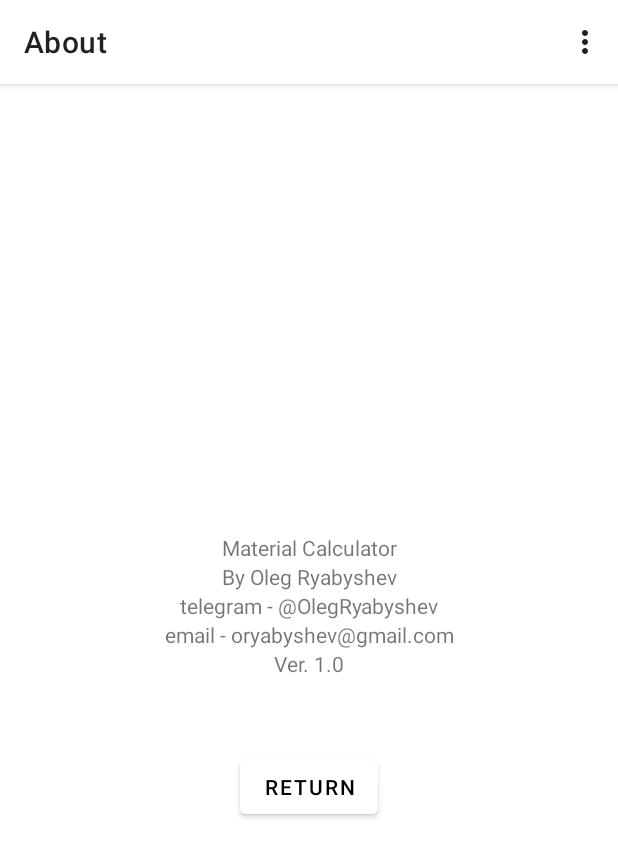
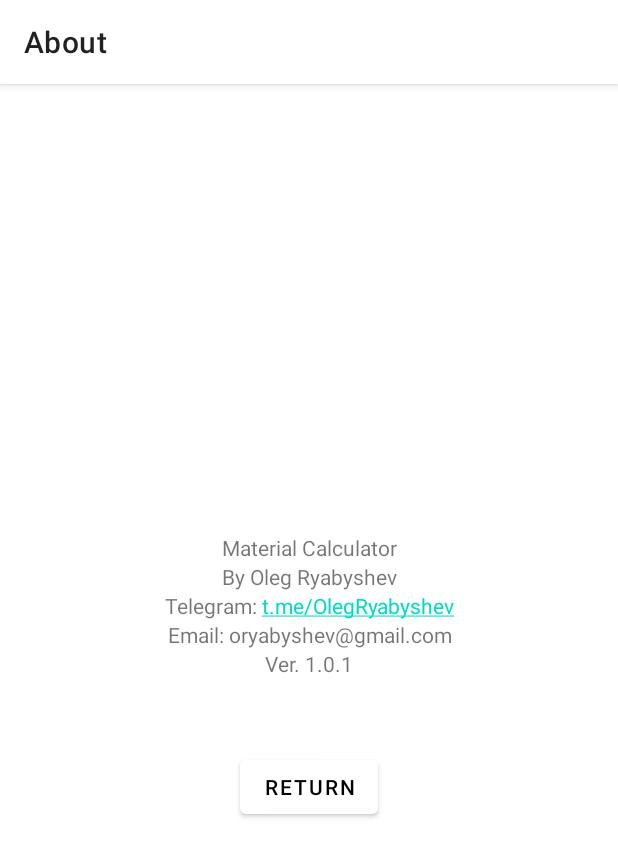
Before and after one commit to OlegRyabyshev/GB_Android, an Android app: the screen it shows after launch (About), in the options menu, after a tap on "About", on a phone screen of 412 x 824 dp. Shown: the top 857 px of the screen. Run offline under Robolectric (Android 15) with nearby library versions, the phone set to English and light mode, and no system bars.

```diff
--- a/app/src/main/java/xyz/fcr/gb_android/About.java
+++ b/app/src/main/java/xyz/fcr/gb_android/About.java
@@ -5,19 +5,28 @@ import androidx.appcompat.app.AppCompatActivity;
 import android.annotation.SuppressLint;
 import android.content.Intent;
 import android.os.Bundle;
+import android.text.util.Linkify;
 import android.widget.Button;
+import android.widget.TextView;
 
-public class About extends MainActivity {
+public class About extends AppCompatActivity {
 
+    @SuppressLint("SetTextI18n")
     @Override
     protected void onCreate(Bundle savedInstanceState) {
         super.onCreate(savedInstanceState);
         setContentView(R.layout.activity_about);
 
+        TextView telegramView = findViewById(R.id.about_text_3);
+        telegramView.setText(getText(R.string.about_text_telegram) + " t.me/OlegRyabyshev");
+        Linkify.addLinks(telegramView, Linkify.WEB_URLS);
+
         Button buttonReturn = findViewById(R.id.button_return);
 
         buttonReturn.setOnClickListener((view) -> {
-            this.startActivity(new Intent(About.this, MainActivity.class));
+            Intent intent = new Intent(About.this, MainActivity.class);
+            intent.setFlags(Intent.FLAG_ACTIVITY_REORDER_TO_FRONT | Intent.FLAG_ACTIVITY_PREVIOUS_IS_TOP);
+            startActivity(intent);
             finish();
         });
     }
--- a/app/src/main/java/xyz/fcr/gb_android/MainActivity.java
+++ b/app/src/main/java/xyz/fcr/gb_android/MainActivity.java
@@ -1,7 +1,6 @@
 package xyz.fcr.gb_android;
 
 import androidx.annotation.NonNull;
-import androidx.annotation.Nullable;
 import androidx.appcompat.app.AlertDialog;
 import androidx.appcompat.app.AppCompatActivity;
 import androidx.appcompat.app.AppCompatDelegate;
@@ -10,7 +9,6 @@ import android.annotation.SuppressLint;
 import android.content.Context;
 import android.content.Intent;
 import android.os.Bundle;
-import android.os.PersistableBundle;
 import android.os.Vibrator;
 import android.view.MenuItem;
 import android.widget.Button;
@@ -32,7 +30,6 @@ public class MainActivity extends AppCompatActivity {
         } else if (id == R.id.action_about) {
             Intent intent = new Intent(this, About.class);
             startActivity(intent);
-            finish();
             return true;
         }
 
@@ -77,21 +74,17 @@ public class MainActivity extends AppCompatActivity {
     }
 
     @Override
-    public void onRestoreInstanceState(Bundle savedInstanceState) {
-        super.onRestoreInstanceState(savedInstanceState);
-
-        mTopText.setText(savedInstanceState.getString("topViewState"));
-        mBottomText.setText(savedInstanceState.getString("bottomViewState"));
-    }
-
-
-    @Override
     protected void onCreate(Bundle savedInstanceState) {
         super.onCreate(savedInstanceState);
         setContentView(R.layout.activity_main);
 
         mTopText = findViewById(R.id.topText);
         mBottomText = findViewById(R.id.bottomText);
+
+        if (savedInstanceState != null) {
+            mTopText.setText(savedInstanceState.getString("topViewState"));
+            mBottomText.setText(savedInstanceState.getString("bottomViewState"));
+        }
 
         final Button mButtonAC = findViewById(R.id.buttonAC);
         final Button mButtonDel = findViewById(R.id.buttonDel);
--- a/app/src/main/res/layout/activity_about.xml
+++ b/app/src/main/res/layout/activity_about.xml
@@ -35,7 +35,8 @@
         android:gravity="center_horizontal"
         app:layout_constraintBottom_toBottomOf="parent"
         app:layout_constraintTop_toBottomOf="@id/about_text_2"
-        app:layout_constraintVertical_bias="0.0" />
+        app:layout_constraintVertical_bias="0.0"
+        android:autoLink="web" />
 
     <TextView
         android:id="@+id/about_text_4"
--- a/app/src/main/res/values/strings.xml
+++ b/app/src/main/res/values/strings.xml
@@ -9,9 +9,9 @@
     <string name="action_about">About</string>
     <string name="about_text_name" translatable="false">Material Calculator</string>
     <string name="about_text_dev_name">By Oleg Ryabyshev</string>
-    <string name="about_text_telegram" translatable="false">telegram - @OlegRyabyshev</string>
-    <string name="about_text_email" translatable="false">email - oryabyshev@gmail.com</string>
-    <string name="about_text_version" translatable="false">Ver. 1.0</string>
+    <string name="about_text_telegram" translatable="false">Telegram: </string>
+    <string name="about_text_email" translatable="false">Email: oryabyshev@gmail.com</string>
+    <string name="about_text_version" translatable="false">Ver. 1.0.1</string>
     <string name="return_button">Return</string>
 
     <string name="ac" translatable="false">AC</string>
```
